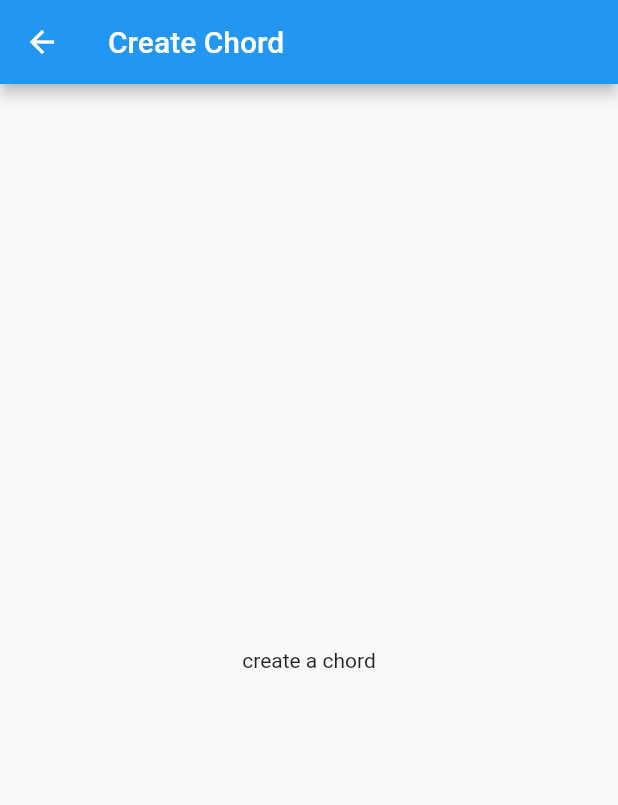
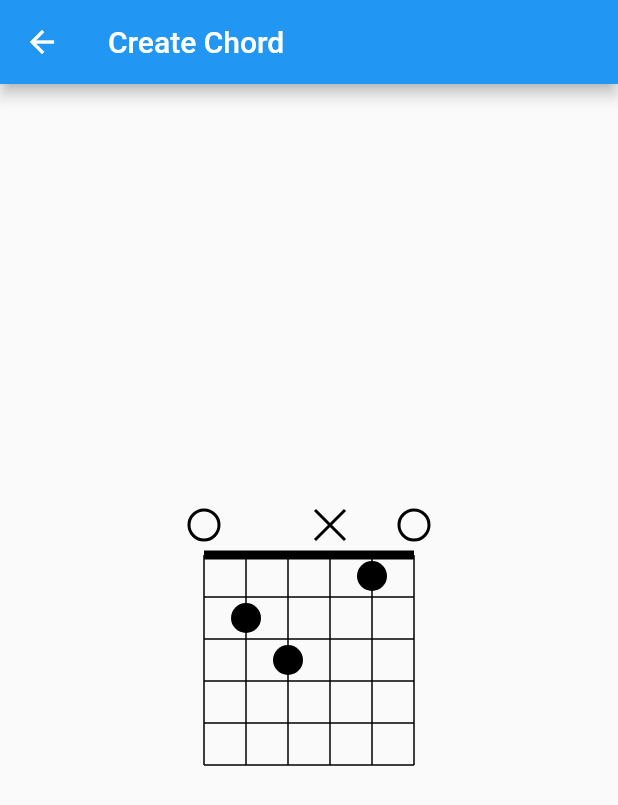
Before and after one commit to aryanakr/chords_catalog, a Flutter app: the CreateChordScreen screen opened directly, on a phone screen of 412 x 824 dp. Shown: the top 805 px of the screen. Run offline on Flutter 3.47's test engine with Material 2 defaults, Android fonts, the phone set to English and light mode, and no system bars; missing offline and left inert: dart:ffi.

Commit message:
chord card painter

```diff
--- a/lib/main.dart
+++ b/lib/main.dart
@@ -1,6 +1,8 @@
 import 'package:chords_catalog/providers/sound_player_provider.dart';
 import 'package:chords_catalog/screens/configuration_screen.dart';
+import 'package:chords_catalog/screens/create_chord_screen.dart';
 import 'package:chords_catalog/screens/create_log_screen.dart';
+import 'package:chords_catalog/screens/dashboard_screen.dart';
 import 'package:chords_catalog/screens/home_screen.dart';
 import 'package:chords_catalog/screens/scale_configuration_screen.dart';
 import 'package:flutter/material.dart';
@@ -29,7 +31,9 @@
         routes: {
           HomeScreen.routeName: (ctx) => HomeScreen(),
           CreateLogScreen.routeName: (ctx) => CreateLogScreen(),
-          ScaleConfigurationScreen.routeName: (ctx) => ScaleConfigurationScreen()
+          ScaleConfigurationScreen.routeName: (ctx) => ScaleConfigurationScreen(),
+          DashboardScreen.routeName: (ctx) => DashboardScreen(),
+          CreateChordScreen.routeName: (ctx) => CreateChordScreen()
         },
       ),
     );
--- a/lib/models/log_scale.dart
+++ b/lib/models/log_scale.dart
@@ -1,8 +1,8 @@
 import 'package:chords_catalog/models/note.dart';
 
 class LogScale {
-  MidiNote root;
-  List<MidiNote> notes;
+  String root;
+  List<String> notes;
 
   LogScale({required this.root, required this.notes});
 }
--- a/lib/screens/create_chord_screen.dart
+++ b/lib/screens/create_chord_screen.dart
@@ -1,13 +1,19 @@
+import 'package:chords_catalog/components/painters/chord_card_painter.dart';
 import 'package:flutter/material.dart';
 
 class CreateChordScreen extends StatelessWidget {
+  static const routeName = '/create-chord';
   const CreateChordScreen({Key? key}) : super(key: key);
 
   @override
   Widget build(BuildContext context) {
     return Scaffold(
       appBar: AppBar(title: Text('Create Chord')),
-      body: Center(child: Text('create a chord')),
+      body: Center(
+          child: CustomPaint(
+        size: Size(200, 200),
+        painter: ChordCardPainter(numStrings: 6, startFret: 0, notes: [0, 2 , 3, null, 1, 0]),
+      )),
     );
   }
 }
--- a/lib/screens/create_log_screen.dart
+++ b/lib/screens/create_log_screen.dart
@@ -17,7 +17,7 @@ class CreateLogScreen extends StatelessWidget {
       // print('Got log name: $logName');
       // print('Got tuning with name: ${tuning.name}, pitches: ${tuning.openNotes.map((e) => e.label)}');
       // print('Got Sound ${sound.name}');
-      Provider.of<LogProvider>(context).setLog(logName, tuning, sound);
+      Provider.of<LogProvider>(context, listen: false).setLog(logName, tuning, sound);
       Navigator.of(context).pushNamed(ScaleConfigurationScreen.routeName);
     }
 
--- a/lib/screens/scale_configuration_screen.dart
+++ b/lib/screens/scale_configuration_screen.dart
@@ -37,8 +37,9 @@ class _ScaleConfigurationScreenState extends State<ScaleConfigurationScreen> {
   }
 
   void _submitScale() {
-    final scaleMidiNotes = notes.map((e) => MidiNote.byLabel(label: e)).toList();
-    Provider.of<LogProvider>(context).setLogScale(LogScale(root: MidiNote.byLabel(label: scaleKey), notes: scaleMidiNotes));
+    print(notes);
+
+    Provider.of<LogProvider>(context, listen: false).setLogScale(LogScale(root: scaleKey, notes: notes));
 
     Navigator.of(context).pushNamed(DashboardScreen.routeName);
   }
```
Also changed, not shown: lib/components/painters/chord_card_painter.dart (added, +88 -0 lines), lib/screens/dashboard_screen.dart (+8 -1 lines).
